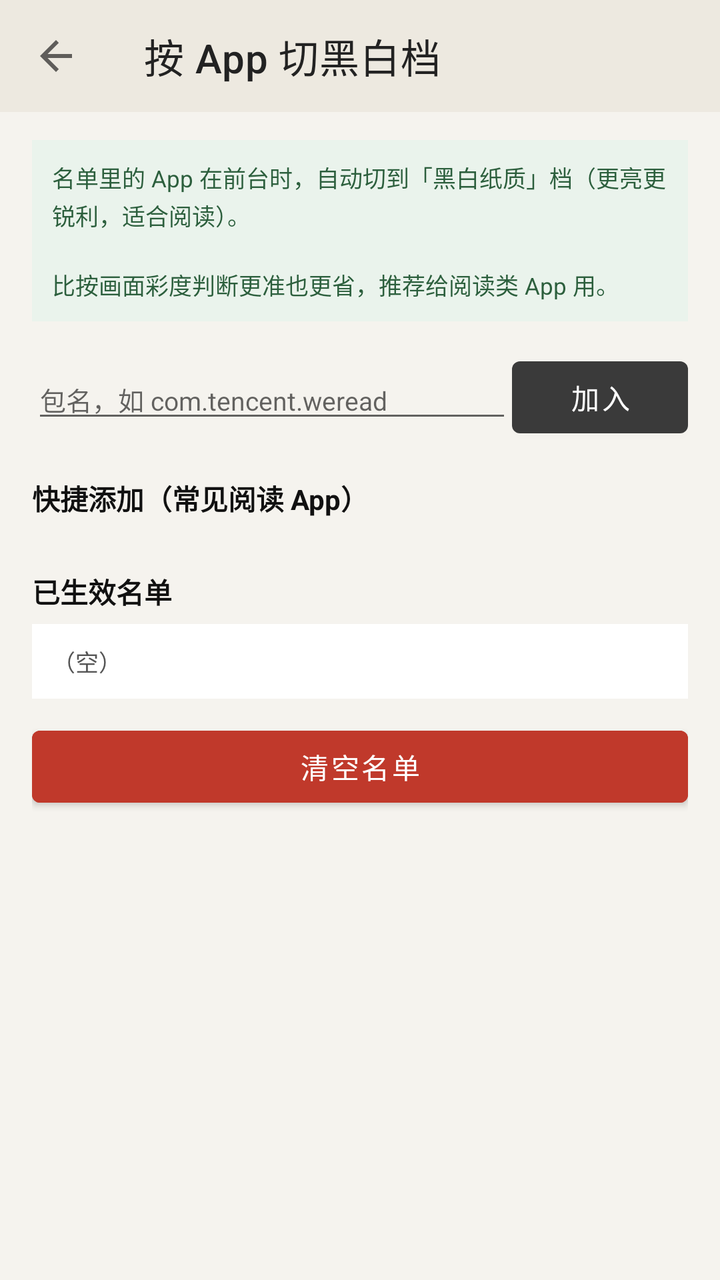
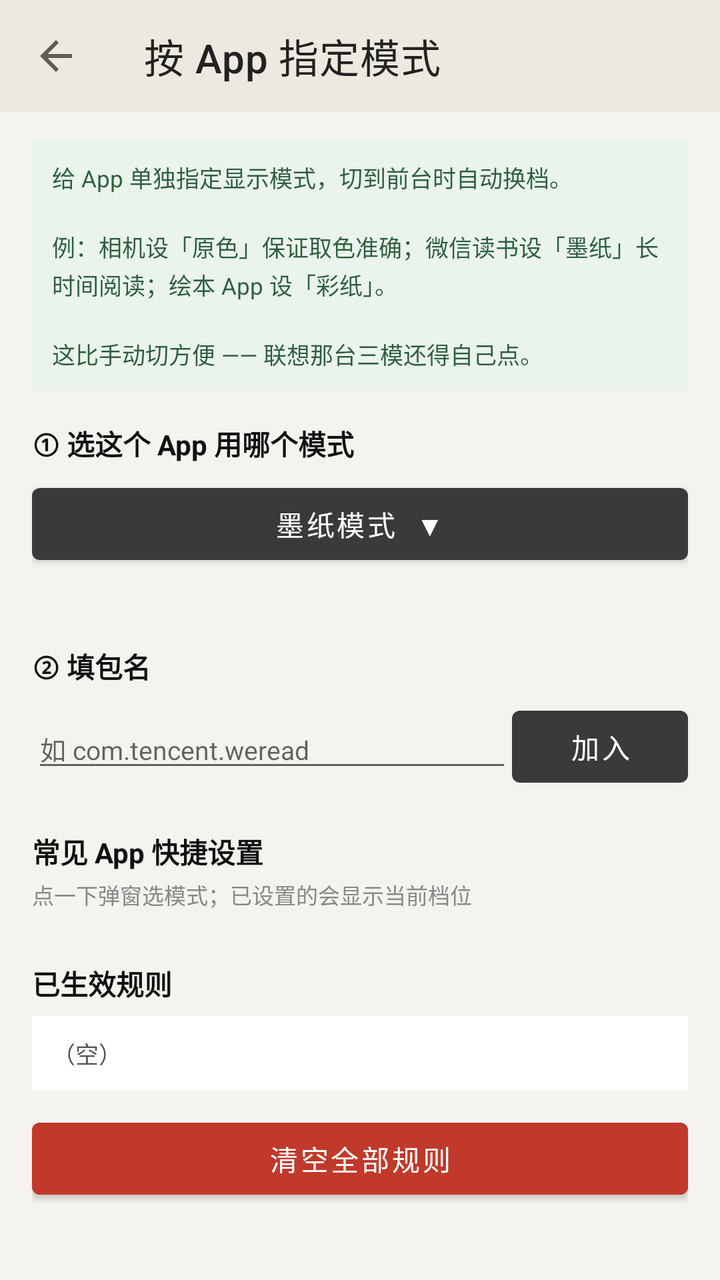

An Android layout rendered at two revisions. The XML below is the earlier revision; the diff shows what the commit changed to produce the second picture.
<!-- AndroidManifest.xml: application theme Theme.Inkwell -->
<!-- res/layout/activity_rules.xml -->
<?xml version="1.0" encoding="utf-8"?>
<LinearLayout xmlns:android="http://schemas.android.com/apk/res/android"
    xmlns:app="http://schemas.android.com/apk/res-auto"
    android:layout_width="match_parent"
    android:layout_height="match_parent"
    android:background="#F5F3EE"
    android:orientation="vertical">

    <com.google.android.material.appbar.MaterialToolbar
        android:id="@+id/toolbar"
        android:layout_width="match_parent"
        android:layout_height="?attr/actionBarSize"
        android:background="#EDE9E0"
        android:fitsSystemWindows="true"
        app:navigationIcon="?attr/homeAsUpIndicator"
        app:title="按 App 切黑白档"
        app:titleTextColor="#222222" />

    <ScrollView
        android:layout_width="match_parent"
        android:layout_height="0dp"
        android:layout_weight="1"
        android:fillViewport="true">

        <LinearLayout
            android:layout_width="match_parent"
            android:layout_height="wrap_content"
            android:orientation="vertical"
            android:paddingStart="16dp"
            android:paddingEnd="16dp"
            android:paddingTop="14dp"
            android:paddingBottom="24dp">

            <TextView
                android:layout_width="match_parent"
                android:layout_height="wrap_content"
                android:background="#EAF3EC"
                android:padding="10dp"
                android:text="名单里的 App 在前台时，自动切到「黑白纸质」档（更亮更锐利，适合阅读）。\n\n比按画面彩度判断更准也更省，推荐给阅读类 App 用。"
                android:textColor="#2C5F3D"
                android:textSize="11.5sp"
                android:lineSpacingExtra="2dp" />

            <TextView
                android:id="@+id/tvPerm"
                android:layout_width="match_parent"
                android:layout_height="wrap_content"
                android:layout_marginTop="10dp"
                android:background="#FFF4E5"
                android:padding="10dp"
                android:text=""
                android:textColor="#7A5B1E"
                android:textSize="11.5sp"
                android:visibility="gone" />

            <LinearLayout
                android:layout_width="match_parent"
                android:layout_height="wrap_content"
                android:layout_marginTop="14dp"
                android:orientation="horizontal">

                <EditText
                    android:id="@+id/etPkg"
                    android:layout_width="0dp"
                    android:layout_height="wrap_content"
                    android:layout_weight="1"
                    android:hint="包名，如 com.tencent.weread"
                    android:inputType="text"
                    android:singleLine="true"
                    android:textSize="13sp" />

                <Button
                    android:id="@+id/btnAdd"
                    android:layout_width="wrap_content"
                    android:layout_height="wrap_content"
                    android:text="加入" />
            </LinearLayout>

            
            <TextView
                android:layout_width="match_parent"
                android:layout_height="wrap_content"
                android:layout_marginTop="16dp"
                android:text="快捷添加（常见阅读 App）"
                android:textColor="#111111"
                android:textSize="14sp"
                android:textStyle="bold" />

            <LinearLayout
                android:id="@+id/boxQuick"
                android:layout_width="match_parent"
                android:layout_height="wrap_content"
                android:layout_marginTop="8dp"
                android:orientation="vertical" />

            <TextView
                android:layout_width="match_parent"
                android:layout_height="wrap_content"
                android:layout_marginTop="18dp"
                android:text="已生效名单"
                android:textColor="#111111"
                android:textSize="14sp"
                android:textStyle="bold" />

            <TextView
                android:id="@+id/tvPkgs"
                android:layout_width="match_parent"
                android:layout_height="wrap_content"
                android:layout_marginTop="6dp"
                android:background="#FFFFFF"
                android:fontFamily="monospace"
                android:padding="10dp"
                android:text="（空）"
                android:textColor="#555555"
                android:textSize="11.5sp" />

            <Button
                android:id="@+id/btnClear"
                android:layout_width="match_parent"
                android:layout_height="wrap_content"
                android:layout_marginTop="10dp"
                android:backgroundTint="#C0392B"
                android:text="清空名单"
                android:textColor="#FFFFFF" />
        </LinearLayout>
    </ScrollView>
</LinearLayout>
<!-- resources referenced by this layout -->
<resources>
  <style name="Theme.Inkwell" parent="Theme.MaterialComponents.DayNight.NoActionBar">
          <item name="colorPrimary">@color/colorPrimary</item>
          <item name="colorPrimaryDark">@color/colorPrimaryDark</item>
          <item name="colorAccent">@color/colorAccent</item>
          <item name="android:windowLightStatusBar" tools:targetApi="23">true</item>
      </style>
  <color name="colorPrimary">#3A3A3A</color>
  <color name="colorPrimaryDark">#1C1C1C</color>
  <color name="colorAccent">#5B7F6B</color>
</resources>

<!-- the commit's change to res/layout/activity_rules.xml (unified diff, before → after) -->
@@ -13,7 +13,7 @@
         android:background="#EDE9E0"
         android:fitsSystemWindows="true"
         app:navigationIcon="?attr/homeAsUpIndicator"
-        app:title="按 App 切黑白档"
+        app:title="按 App 指定模式"
         app:titleTextColor="#222222" />
 
     <ScrollView
@@ -36,7 +36,7 @@
                 android:layout_height="wrap_content"
                 android:background="#EAF3EC"
                 android:padding="10dp"
-                android:text="名单里的 App 在前台时，自动切到「黑白纸质」档（更亮更锐利，适合阅读）。\n\n比按画面彩度判断更准也更省，推荐给阅读类 App 用。"
+                android:text="给 App 单独指定显示模式，切到前台时自动换档。\n\n例：相机设「原色」保证取色准确；微信读书设「墨纸」长时间阅读；绘本 App 设「彩纸」。\n\n这比手动切方便 —— 联想那台三模还得自己点。"
                 android:textColor="#2C5F3D"
                 android:textSize="11.5sp"
                 android:lineSpacingExtra="2dp" />
@@ -53,10 +53,46 @@
                 android:textSize="11.5sp"
                 android:visibility="gone" />
 
+            
+            <TextView
+                android:layout_width="match_parent"
+                android:layout_height="wrap_content"
+                android:layout_marginTop="16dp"
+                android:text="① 选这个 App 用哪个模式"
+                android:textColor="#111111"
+                android:textSize="14sp"
+                android:textStyle="bold" />
+
+            <Button
+                android:id="@+id/btnModePick"
+                android:layout_width="match_parent"
+                android:layout_height="wrap_content"
+                android:layout_marginTop="6dp"
+                android:text="墨纸模式  ▼" />
+
+            <TextView
+                android:id="@+id/tvModeHint"
+                android:layout_width="match_parent"
+                android:layout_height="wrap_content"
+                android:layout_marginTop="4dp"
+                android:text=""
+                android:textColor="#888888"
+                android:textSize="11sp" />
+
+            
+            <TextView
+                android:layout_width="match_parent"
+                android:layout_height="wrap_content"
+                android:layout_marginTop="18dp"
+                android:text="② 填包名"
+                android:textColor="#111111"
+                android:textSize="14sp"
+                android:textStyle="bold" />
+
             <LinearLayout
                 android:layout_width="match_parent"
                 android:layout_height="wrap_content"
-                android:layout_marginTop="14dp"
+                android:layout_marginTop="6dp"
                 android:orientation="horizontal">
 
                 <EditText
@@ -64,7 +100,7 @@
                     android:layout_width="0dp"
                     android:layout_height="wrap_content"
                     android:layout_weight="1"
-                    android:hint="包名，如 com.tencent.weread"
+                    android:hint="如 com.tencent.weread"
                     android:inputType="text"
                     android:singleLine="true"
                     android:textSize="13sp" />
@@ -80,11 +116,19 @@
             <TextView
                 android:layout_width="match_parent"
                 android:layout_height="wrap_content"
-                android:layout_marginTop="16dp"
-                android:text="快捷添加（常见阅读 App）"
+                android:layout_marginTop="18dp"
+                android:text="常见 App 快捷设置"
                 android:textColor="#111111"
                 android:textSize="14sp"
                 android:textStyle="bold" />
+
+            <TextView
+                android:layout_width="match_parent"
+                android:layout_height="wrap_content"
+                android:layout_marginTop="3dp"
+                android:text="点一下弹窗选模式；已设置的会显示当前档位"
+                android:textColor="#888888"
+                android:textSize="11sp" />
 
             <LinearLayout
                 android:id="@+id/boxQuick"
@@ -93,11 +137,12 @@
                 android:layout_marginTop="8dp"
                 android:orientation="vertical" />
 
+            
             <TextView
                 android:layout_width="match_parent"
                 android:layout_height="wrap_content"
                 android:layout_marginTop="18dp"
-                android:text="已生效名单"
+                android:text="已生效规则"
                 android:textColor="#111111"
                 android:textSize="14sp"
                 android:textStyle="bold" />
@@ -112,7 +157,8 @@
                 android:padding="10dp"
                 android:text="（空）"
                 android:textColor="#555555"
-                android:textSize="11.5sp" />
+                android:textSize="11.5sp"
+                android:lineSpacingExtra="3dp" />
 
             <Button
                 android:id="@+id/btnClear"
@@ -120,7 +166,7 @@
                 android:layout_height="wrap_content"
                 android:layout_marginTop="10dp"
                 android:backgroundTint="#C0392B"
-                android:text="清空名单"
+                android:text="清空全部规则"
                 android:textColor="#FFFFFF" />
         </LinearLayout>
     </ScrollView>
